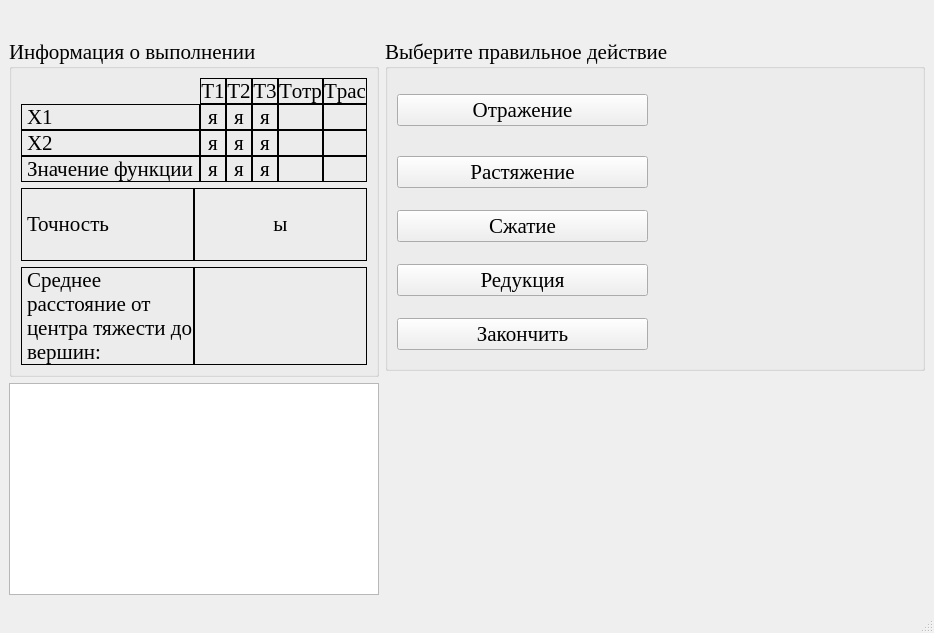
This is optimizationmethods/ui/NeMi.ui in Eliminationzx/optimizationmethods as Qt 5 draws it before an edit. The edited form follows.
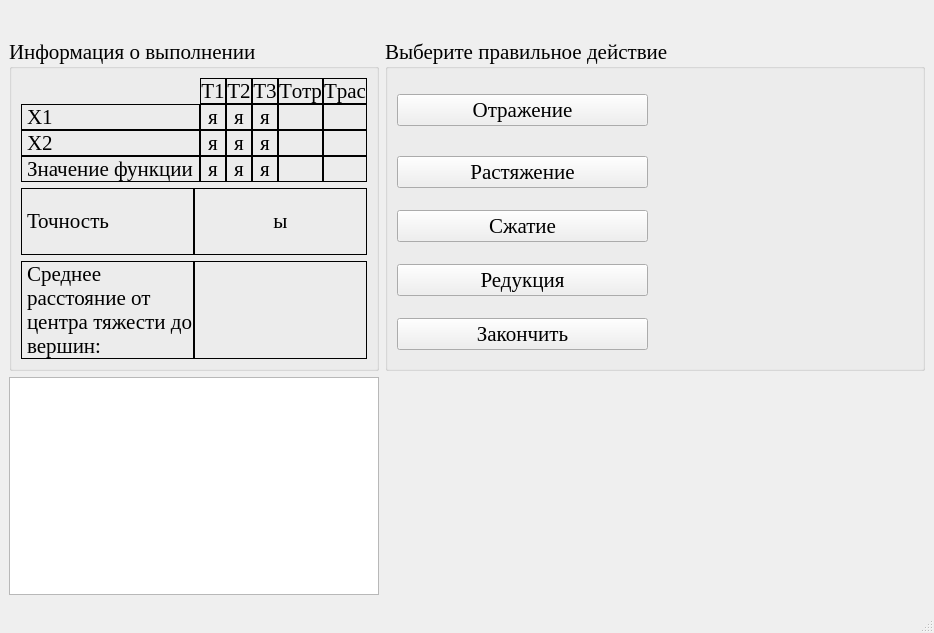
This is the edited form. Icons and pictures are not drawn.

Commit message: поправил формы.

The edit to the form file:
```diff
--- a/optimizationmethods/ui/NeMi.ui
+++ b/optimizationmethods/ui/NeMi.ui
@@ -27,7 +27,7 @@
     <normaloff>:/icon/icon.bmp</normaloff>:/icon/icon.bmp</iconset>
   </property>
   <widget class="QWidget" name="centralwidget">
-   <layout class="QGridLayout" name="gridLayout_6" columnstretch="1,2">
+   <layout class="QGridLayout" name="gridLayout_6" columnstretch="1,2" rowminimumheight="0,0,1">
     <item row="0" column="0" colspan="2">
      <widget class="QLabel" name="func">
       <property name="alignment">
@@ -35,7 +35,7 @@
       </property>
      </widget>
     </item>
-    <item row="1" column="0" rowspan="2">
+    <item row="1" column="0">
      <widget class="QGroupBox" name="groupBox_2">
       <property name="title">
        <string>Информация о выполнении</string>
@@ -872,7 +872,7 @@
       </layout>
      </widget>
     </item>
-    <item row="3" column="0">
+    <item row="2" column="0">
      <widget class="QTextBrowser" name="LogTxtBrsr">
       <property name="font">
        <font>
```
The commit also changes 4 other files.
